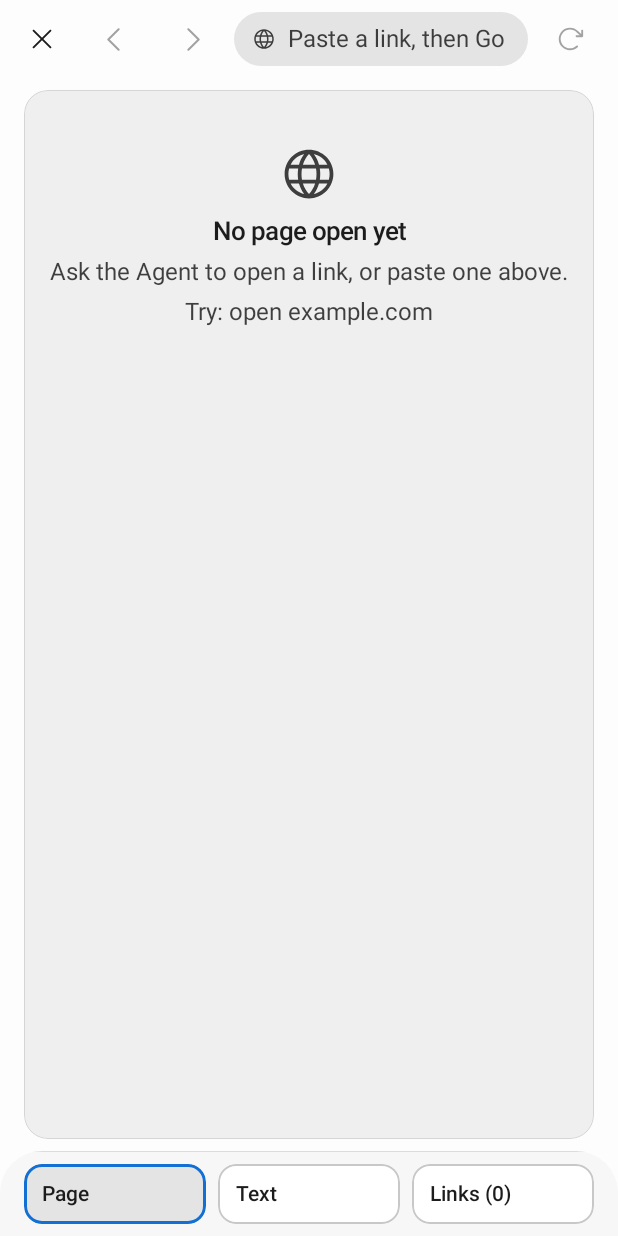
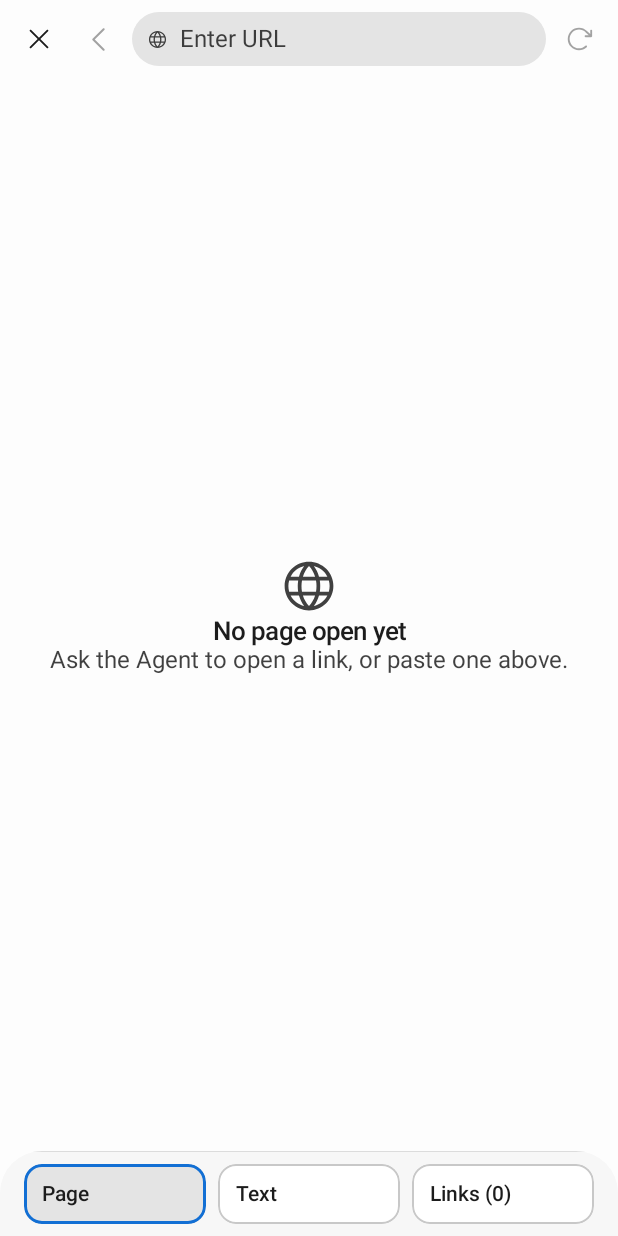
Before and after one commit to Harsh16gupta/AURVIZ, an Android app built with Jetpack Compose: the BrowserScreen screen opened through its navigation route, on a phone screen of 412 x 824 dp. Run offline under Robolectric (Android 15) with nearby library versions, the phone set to English and light mode, and no system bars; our stand-ins replace Room's generated code; 4 statements that could not run were skipped.

Commit message:
fix(ui): V2.1 production polish — IME insets, drawer footer, card padding, voice & browser chrome

```diff
--- a/app/src/main/AndroidManifest.xml
+++ b/app/src/main/AndroidManifest.xml
@@ -24,7 +24,8 @@
         android:dataExtractionRules="@xml/data_extraction_rules">
         <activity
             android:name=".MainActivity"
-            android:exported="true">
+            android:exported="true"
+            android:windowSoftInputMode="adjustResize">
             <intent-filter>
                 <action android:name="android.intent.action.MAIN" />
                 <category android:name="android.intent.category.LAUNCHER" />
--- a/app/src/main/java/com/aurviz/agent/ui/components/SideDrawer.kt
+++ b/app/src/main/java/com/aurviz/agent/ui/components/SideDrawer.kt
@@ -35,7 +35,7 @@ fun SideDrawer(
     if (!visible) return
     Dialog(
         onDismissRequest = onDismiss,
-        properties = DialogProperties(usePlatformDefaultWidth = false),
+        properties = DialogProperties(usePlatformDefaultWidth = false, decorFitsSystemWindows = false),
     ) {
         Box(
             Modifier.fillMaxSize().background(Theme.colors.scrim).clickable(
@@ -48,8 +48,8 @@ fun SideDrawer(
             Box(
                 modifier
                     .fillMaxHeight()
-                    .fillMaxWidth(0.84f)
-                    .widthIn(max = 316.dp)
+                    .fillMaxWidth(0.82f)
+                    .widthIn(max = 310.dp)
                     .background(Theme.colors.surface)
                     .clickable(
                         enabled = false,
--- a/app/src/main/java/com/aurviz/agent/ui/screens/BrowserScreen.kt
+++ b/app/src/main/java/com/aurviz/agent/ui/screens/BrowserScreen.kt
@@ -30,11 +30,13 @@ import androidx.compose.runtime.saveable.rememberSaveable
 import androidx.compose.runtime.setValue
 import androidx.compose.ui.Alignment
 import androidx.compose.ui.Modifier
+import androidx.compose.ui.draw.alpha
 import androidx.compose.ui.draw.clip
 import androidx.compose.ui.graphics.SolidColor
 import androidx.compose.ui.graphics.toArgb
 import androidx.compose.ui.text.input.ImeAction
 import androidx.compose.ui.text.style.TextAlign
+import androidx.compose.ui.text.style.TextOverflow
 import androidx.compose.ui.unit.dp
 import androidx.compose.ui.viewinterop.AndroidView
 import androidx.lifecycle.compose.collectAsStateWithLifecycle
@@ -46,9 +48,7 @@ import com.aurviz.agent.ui.WebViewHolder
 import com.aurviz.agent.ui.components.Button
 import com.aurviz.agent.ui.components.ButtonVariant
 import com.aurviz.agent.ui.components.ChoiceTile
-import com.aurviz.agent.ui.components.FeedCard
 import com.aurviz.agent.ui.components.Icon
-import com.aurviz.agent.ui.components.IconButton
 import com.aurviz.agent.ui.components.Markdown
 import com.aurviz.agent.ui.components.ScreenScaffold
 import com.aurviz.agent.ui.components.StatusBanner
@@ -103,14 +103,14 @@ fun BrowserScreen(
                     .fillMaxWidth()
                     .height(52.dp)
                     // Top inset comes from ScreenScaffold exactly once.
-                    .padding(horizontal = Space * 2),
+                    .padding(horizontal = 8.dp),
                 verticalAlignment = Alignment.CenterVertically,
-                horizontalArrangement = Arrangement.spacedBy(Space),
+                horizontalArrangement = Arrangement.spacedBy(4.dp),
             ) {
-                // Far-left 40dp close target: pops the Browser back to Command.
+                // Far-left 36dp close target: pops the Browser back to Command.
                 Box(
-                    Modifier.size(40.dp)
-                        .clip(RoundedCornerShape(20.dp))
+                    Modifier.size(36.dp)
+                        .clip(RoundedCornerShape(18.dp))
                         .clickable(
                             onClick = onBack,
                             interactionSource = remember { MutableInteractionSource() },
@@ -125,19 +125,33 @@ fun BrowserScreen(
                         tint = Theme.colors.onBackground,
                     )
                 }
-                IconButton(
+                Box(
+                    Modifier.size(36.dp)
+                        .alpha(if (chrome.canGoBack) 1f else 0.4f)
+                        .clip(RoundedCornerShape(18.dp))
+                        .clickable(
                             onClick = { WebViewHolder.goBack() },
-                    contentDescription = "Back",
                             enabled = chrome.canGoBack,
+                            interactionSource = remember { MutableInteractionSource() },
+                            indication = androidx.compose.foundation.LocalIndication.current,
+                        ),
+                    contentAlignment = Alignment.Center,
                 ) {
-                    Icon(Icons.CaretLeft, contentDescription = null, modifier = Modifier.size(22.dp))
+                    Icon(Icons.CaretLeft, contentDescription = "Back", modifier = Modifier.size(22.dp))
                 }
-                IconButton(
+                if (chrome.canGoForward) {
+                    Box(
+                        Modifier.size(36.dp)
+                            .clip(RoundedCornerShape(18.dp))
+                            .clickable(
                                 onClick = { WebViewHolder.goForward() },
-                    contentDescription = "Forward",
-                    enabled = chrome.canGoForward,
+                                interactionSource = remember { MutableInteractionSource() },
+                                indication = androidx.compose.foundation.LocalIndication.current,
+                            ),
+                        contentAlignment = Alignment.Center,
                     ) {
-                    Icon(Icons.CaretRight, contentDescription = null, modifier = Modifier.size(22.dp))
+                        Icon(Icons.CaretRight, contentDescription = "Forward", modifier = Modifier.size(22.dp))
+                    }
                 }
                 // 36dp URL pill: lock for an open https page, globe otherwise.
                 // Text syncs to the open page; typing + Go opens a new page.
@@ -147,14 +161,14 @@ fun BrowserScreen(
                         .height(36.dp)
                         .clip(RoundedCornerShape(18.dp))
                         .background(Theme.colors.surfaceVariant)
-                        .padding(horizontal = Space * 3),
+                        .padding(horizontal = 10.dp),
                     verticalAlignment = Alignment.CenterVertically,
                     horizontalArrangement = Arrangement.spacedBy(Space * 2),
                 ) {
                     Icon(
                         if (chrome.showSecureIcon) Icons.LockSimple else Icons.Globe,
                         contentDescription = null,
-                        modifier = Modifier.size(16.dp),
+                        modifier = Modifier.size(14.dp),
                         tint = Theme.colors.onBackgroundMuted,
                     )
                     BasicTextField(
@@ -164,14 +178,17 @@ fun BrowserScreen(
                         textStyle = Theme.typography.body.copy(color = Theme.colors.onSurfaceVariant),
                         cursorBrush = SolidColor(Theme.colors.primary),
                         singleLine = true,
+                        maxLines = 1,
                         keyboardOptions = KeyboardOptions(imeAction = ImeAction.Go),
                         keyboardActions = KeyboardActions(onGo = { onOpenUrl(url) }),
                         decorationBox = { field ->
                             Box {
                                 if (url.isEmpty()) {
                                     Text(
-                                        "Paste a link, then Go",
+                                        "Enter URL",
                                         color = Theme.colors.onBackgroundMuted,
+                                        maxLines = 1,
+                                        overflow = TextOverflow.Ellipsis,
                                     )
                                 }
                                 field()
@@ -179,12 +196,19 @@ fun BrowserScreen(
                         },
                     )
                 }
-                IconButton(
+                Box(
+                    Modifier.size(36.dp)
+                        .alpha(if (chrome.canReload) 1f else 0.4f)
+                        .clip(RoundedCornerShape(18.dp))
+                        .clickable(
                             onClick = { WebViewHolder.reload() },
-                    contentDescription = "Reload",
                             enabled = chrome.canReload,
+                            interactionSource = remember { MutableInteractionSource() },
+                            indication = androidx.compose.foundation.LocalIndication.current,
+                        ),
+                    contentAlignment = Alignment.Center,
                 ) {
-                    Icon(Icons.ArrowClockwise, contentDescription = null, modifier = Modifier.size(20.dp))
+                    Icon(Icons.ArrowClockwise, contentDescription = "Reload", modifier = Modifier.size(20.dp))
                 }
             }
 
@@ -209,18 +233,12 @@ fun BrowserScreen(
             }
 
             if (chrome.showEmptyState) {
-                // Native theme-aware empty state: the WebView stays unmounted
+                // Vertically centered empty state: the WebView stays unmounted
                 // while no page is open, so Midnight never flashes white.
-                FeedCard(
-                    modifier = Modifier
-                        .fillMaxWidth()
-                        .weight(if (panel == "Page") 1f else 0.55f)
-                        .padding(horizontal = Space * 4, vertical = Space * 2),
-                ) {
                 Column(
-                        Modifier.fillMaxWidth().padding(vertical = Space * 6),
+                    Modifier.weight(1f).fillMaxSize().padding(24.dp),
                     horizontalAlignment = Alignment.CenterHorizontally,
-                        verticalArrangement = Arrangement.spacedBy(Space * 2),
+                    verticalArrangement = Arrangement.Center,
                 ) {
                     Icon(
                         Icons.Globe,
@@ -240,13 +258,6 @@ fun BrowserScreen(
                         style = Theme.typography.body.copy(textAlign = TextAlign.Center),
                         modifier = Modifier.fillMaxWidth(),
                     )
-                        Text(
-                            "Try: open example.com",
-                            color = Theme.colors.onBackgroundMuted,
-                            style = Theme.typography.body.copy(textAlign = TextAlign.Center),
-                            modifier = Modifier.fillMaxWidth(),
-                        )
-                    }
                 }
             } else {
                 val pageBackground = Theme.colors.background.toArgb()
--- a/app/src/main/java/com/aurviz/agent/ui/screens/CommandScreen.kt
+++ b/app/src/main/java/com/aurviz/agent/ui/screens/CommandScreen.kt
@@ -13,11 +13,16 @@ import androidx.compose.foundation.layout.Column
 import androidx.compose.foundation.layout.Row
 import androidx.compose.foundation.layout.fillMaxSize
 import androidx.compose.foundation.layout.fillMaxWidth
+import androidx.compose.foundation.layout.WindowInsets
 import androidx.compose.foundation.layout.height
+import androidx.compose.foundation.layout.ime
 import androidx.compose.foundation.layout.imePadding
+import androidx.compose.foundation.layout.navigationBars
 import androidx.compose.foundation.layout.navigationBarsPadding
 import androidx.compose.foundation.layout.padding
 import androidx.compose.foundation.layout.size
+import androidx.compose.foundation.layout.union
+import androidx.compose.foundation.layout.windowInsetsPadding
 import androidx.compose.foundation.lazy.LazyColumn
 import androidx.compose.foundation.lazy.items
 import androidx.compose.foundation.lazy.rememberLazyListState
@@ -55,6 +60,7 @@ import com.aurviz.agent.stepDisplayTitle
 import com.aurviz.agent.visiblePlanSteps
 import com.aurviz.agent.ui.AgentUiState
 import com.aurviz.agent.ui.InteractionRecord
+import com.aurviz.agent.ui.components.AppBar
 import com.aurviz.agent.ui.components.Button
 import com.aurviz.agent.ui.components.ButtonVariant
 import com.aurviz.agent.ui.components.Composer
@@ -131,28 +137,19 @@ fun CommandScreen(
     var showMenuSheet by rememberSaveable { mutableStateOf(false) }
     var showComposerActions by rememberSaveable { mutableStateOf(false) }
     val effectiveModel = state.selectedProvider ?: state.providerUsed ?: BuildConfig.LLM_DEFAULT_PROVIDER
-    val providerKeySet =
-        when (effectiveModel.lowercase()) {
-            "gemini" -> state.geminiKeySet
-            "deepseek" -> state.deepseekKeySet
-            "meta" -> state.metaKeySet
-            else -> state.geminiKeySet || state.deepseekKeySet || state.metaKeySet
-        }
     fun copyReceipt(text: String) {
         val clipboard = context.getSystemService(Context.CLIPBOARD_SERVICE) as ClipboardManager
         clipboard.setPrimaryClip(ClipData.newPlainText("confirmation", text))
     }
 
     ScreenScaffold(modifier) {
-        Column(Modifier.fillMaxSize()) {
-            Row(
-                Modifier
-                    .height(56.dp)
-                    .fillMaxWidth()
-                    .background(Theme.colors.background)
-                    .padding(horizontal = 12.dp),
-                verticalAlignment = Alignment.CenterVertically,
+        Column(
+            Modifier.fillMaxSize()
+                .navigationBarsPadding()
+                .imePadding(),
         ) {
+            AppBar(
+                navigation = {
                     Box(
                         Modifier.size(48.dp).clickable(
                             onClick = onOpenDrawer,
@@ -177,14 +174,14 @@ fun CommandScreen(
                             }
                         }
                     }
-                Box(Modifier.weight(1f), contentAlignment = Alignment.Center) {
+                },
+                title = {
                     ModelPill(
                         model = providerDisplayName(effectiveModel),
-                        badge = if (providerKeySet) "Set" else "Not set",
                         onClick = { showProviderSheet = true },
                     )
-                }
-                Row(horizontalArrangement = Arrangement.spacedBy(4.dp)) {
+                },
+                actions = {
                     Box(
                         Modifier.size(44.dp).alpha(if (state.agentRunning) 0.38f else 1f).clickable(
                             enabled = !state.agentRunning,
@@ -216,8 +213,8 @@ fun CommandScreen(
                             tint = Theme.colors.onBackground,
                         )
                     }
-                }
-            }
+                },
+            )
 
             Box(Modifier.weight(1f).fillMaxWidth()) {
                 LazyColumn(
@@ -296,9 +293,9 @@ fun CommandScreen(
 
             Column(
                 Modifier.fillMaxWidth()
-                    .imePadding()
-                    .navigationBarsPadding()
-                    .padding(horizontal = Space * 4, vertical = Space * 3),
+                    .windowInsetsPadding(WindowInsets.navigationBars.union(WindowInsets.ime))
+                    .padding(horizontal = Space * 4)
+                    .padding(top = Space * 3, bottom = 8.dp),
                 horizontalAlignment = Alignment.CenterHorizontally,
             ) {
                 Composer(
```
Also changed, not shown: app/src/main/java/com/aurviz/agent/ui/AgentNav.kt (+9 -10 lines), app/src/main/java/com/aurviz/agent/ui/screens/SchedulesScreen.kt (+9 -0 lines), app/src/main/java/com/aurviz/agent/ui/screens/SettingsScreen.kt (+53 -23 lines), app/src/main/java/com/aurviz/agent/ui/sheets/VoiceCommandSheet.kt (+72 -82 lines), 1 other file. Lines whose indentation alone changed are shown as unchanged.
